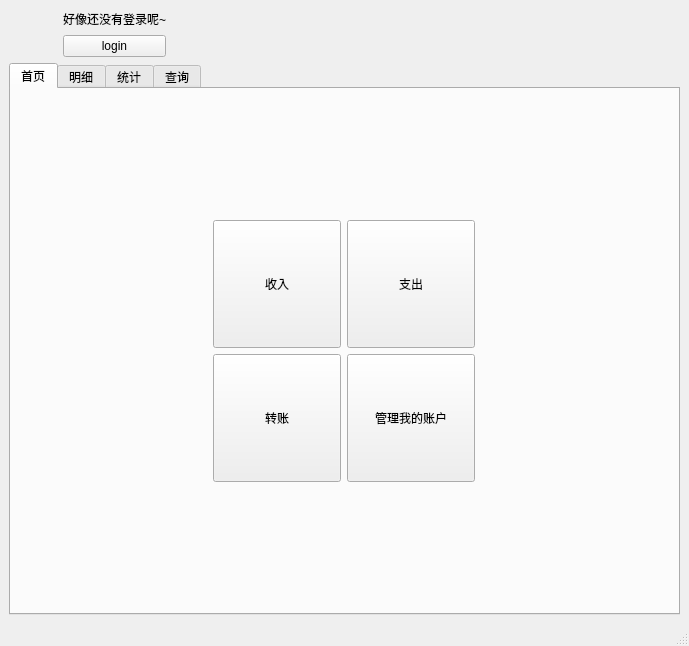
This is ui/oopcash_mainwindow.ui in Harry-Chen/OOP-Cash as Qt 5 draws it before an edit. The edited form follows.
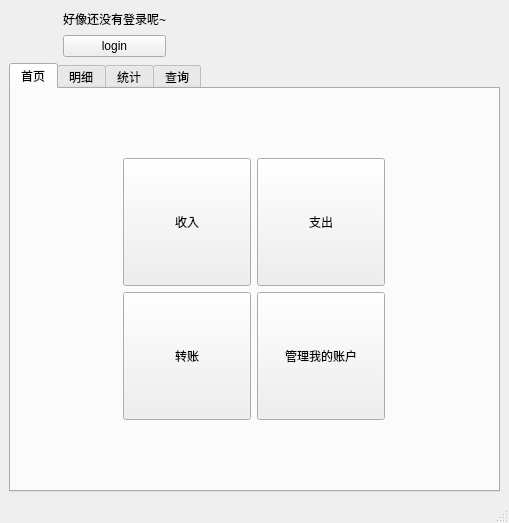
This is the edited form. Icons and pictures are not drawn.

```diff
--- a/ui/oopcash_mainwindow.ui
+++ b/ui/oopcash_mainwindow.ui
@@ -6,8 +6,8 @@
    <rect>
     <x>0</x>
     <y>0</y>
-    <width>689</width>
-    <height>646</height>
+    <width>509</width>
+    <height>523</height>
    </rect>
   </property>
   <property name="windowTitle">
```
Left out of the diff: 2 changed lines with no effect on the pictures.
